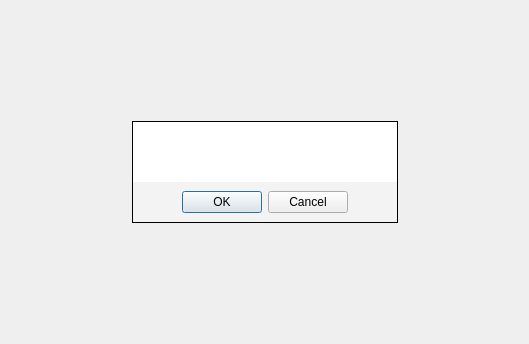
Above: src/webview/jsconfirm.ui from QupZilla/qupzilla before the change. Below: the same form after it.
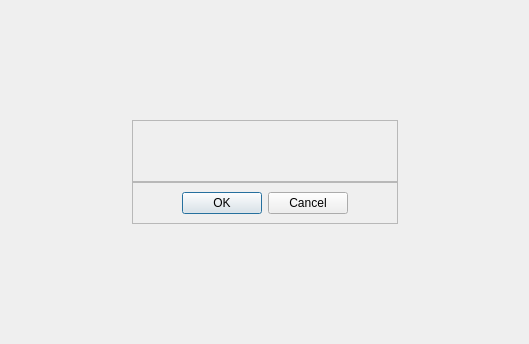
That is the form after the change. Custom widgets are drawn as their Qt base class.

What changed in the file:
```diff
--- a/src/webview/jsconfirm.ui
+++ b/src/webview/jsconfirm.ui
@@ -19,13 +19,6 @@
    </property>
    <item row="2" column="1">
     <widget class="QFrame" name="frame">
-     <property name="styleSheet">
-      <string notr="true">#frame {
-border: 1px solid  black;
-border-bottom: 0px;
-background-color: white;
-}</string>
-     </property>
      <property name="frameShape">
       <enum>QFrame::StyledPanel</enum>
      </property>
@@ -126,13 +119,6 @@
    </item>
    <item row="3" column="1">
     <widget class="QFrame" name="frame_2">
-     <property name="styleSheet">
-      <string notr="true">#frame_2 {
-background-color: #f3f3f3;
-border: 1px solid black;
-border-top: 0px;
-}</string>
-     </property>
      <property name="frameShape">
       <enum>QFrame::StyledPanel</enum>
      </property>
```
Left out of the diff: 6 changed lines with no effect on the pictures.
